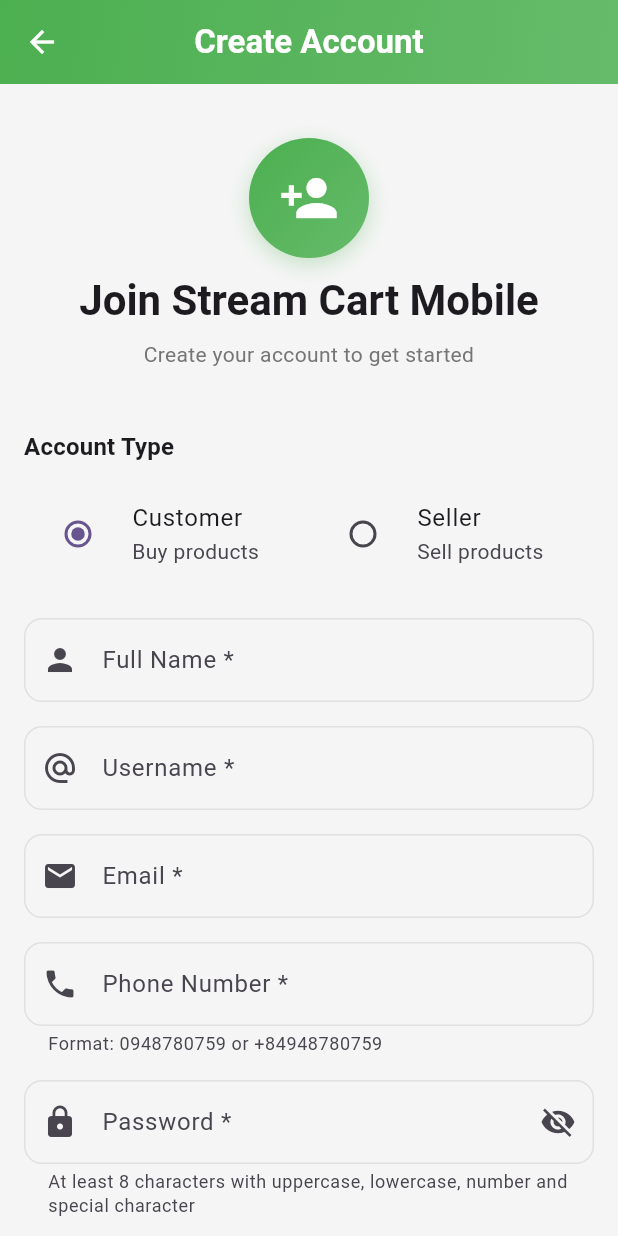
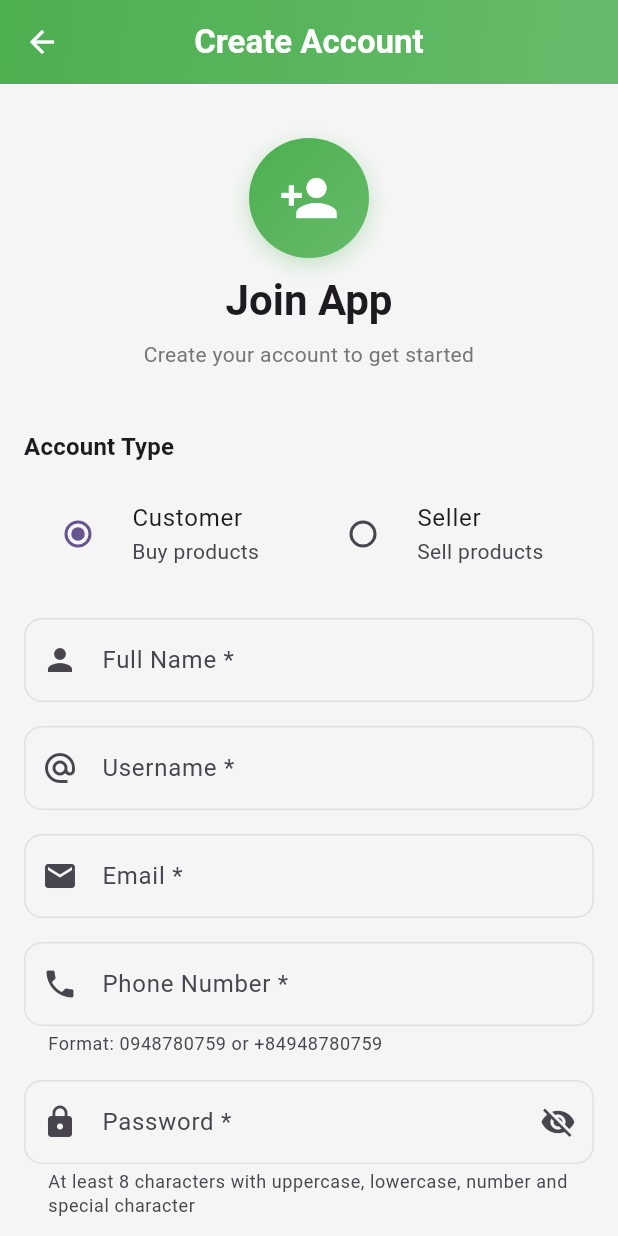
Before and after one commit to Dacoband/stream-cart-mobile, a Flutter app: the RegisterPage screen opened by its route, on a phone screen of 412 x 824 dp. Run offline on Flutter 3.47's test engine with Material 3 defaults, Android fonts, the phone set to English and light mode, and no system bars; our stand-ins replace dartz, dio, equatable, flutter_bloc, flutter_dotenv, flutter_secure_storage and 2 more; accounts and stored records are empty.

Commit message:
adding constant

```diff
--- a/stream_cart_mobile/lib/core/constants/app_constants.dart
+++ b/stream_cart_mobile/lib/core/constants/app_constants.dart
@@ -1,6 +1,7 @@
 class AppConstants {
   // App Info
   static const String appName = 'Stream Cart Mobile';
+  static const String appJoinName = 'App';
   static const String appVersion = '1.0.0';
   static const String appDescription = 'Stream Cart Mobile-UI is a comprehensive microservices-based e-commerce platform designed for live streaming commerce.';
 
--- a/stream_cart_mobile/lib/presentation/pages/auth/register_page.dart
+++ b/stream_cart_mobile/lib/presentation/pages/auth/register_page.dart
@@ -165,7 +165,7 @@ class _RegisterPageState extends State<RegisterPage> {
                     const SizedBox(height: 10),
 
                     Text(
-                      'Join ${AppConstants.appName}',
+                      'Join ${AppConstants.appJoinName}',
                       style: Theme.of(context).textTheme.headlineMedium?.copyWith(
                         fontWeight: FontWeight.bold,
                       ),
```
